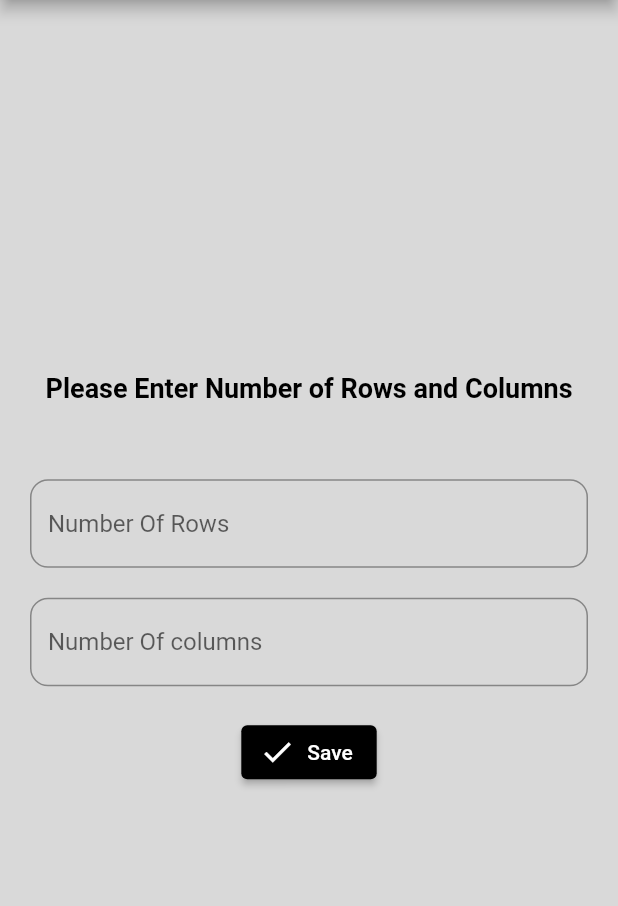
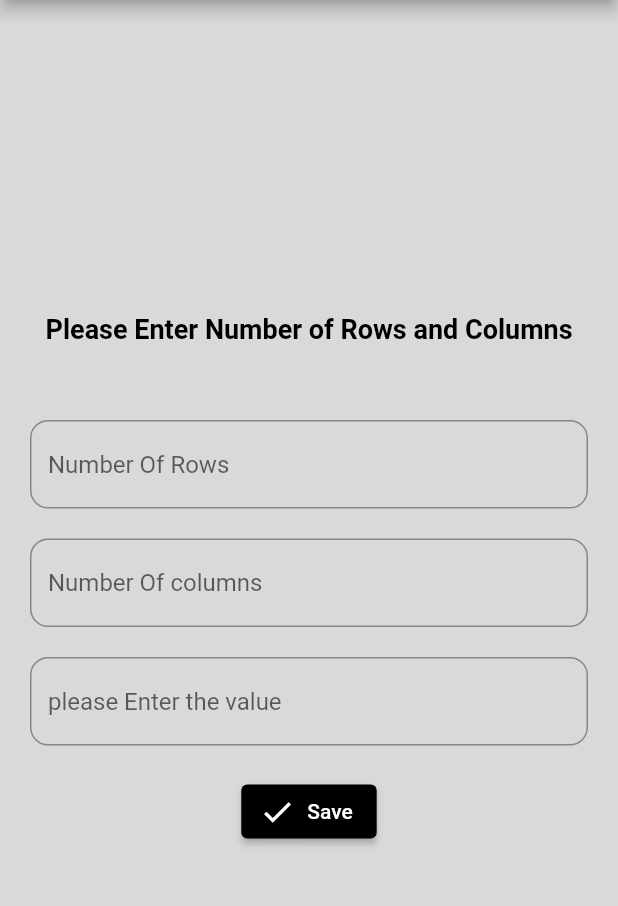
Before and after one commit to JiyadAhammad/mobigic-test, a Flutter app: the screen it shows after launch, on a phone screen of 412 x 824 dp, the part 75-981 px from its top. Run offline on Flutter 3.47's test engine with Material 2 defaults, Android fonts, the phone set to English and light mode, and no system bars; our stand-ins replace get.

Commit message:
value added to grid

```diff
--- a/lib/view/home/home_screen.dart
+++ b/lib/view/home/home_screen.dart
@@ -62,16 +62,16 @@ class HomeScreen extends StatelessWidget {
                   }
                 },
               ),
-              // kheight20,
-              // TextFormWidget(
-              //   hintText: 'please Enter the value',
-              //   controller: valueController,
-              //   validator: (String? value) {
-              //     if (value!.isEmpty) {
-              //       return 'Please Enter value';
-              //     }
-              //   },
-              // ),
+              kheight20,
+              TextFormWidget(
+                hintText: 'please Enter the value',
+                controller: valueController,
+                validator: (String? value) {
+                  if (value!.isEmpty) {
+                    return 'Please Enter value';
+                  }
+                },
+              ),
               kheight20,
               ElevatedButton.icon(
                 style: ElevatedButton.styleFrom(
@@ -80,11 +80,13 @@ class HomeScreen extends StatelessWidget {
                 onPressed: () {
                   log('${rowController.text} this is row');
                   log('${columnController.text} this is column');
+                  log('${valueController.text} this is value');
                   if (formKey.currentState!.validate()) {
                     Get.to(
                       () => ViewScreen(
                         row: rowController.text,
                         column: columnController.text,
+                        value: valueController.text,
                       ),
                     );
                   }
```
Also changed, not shown: lib/view/grid/view_screen.dart (+51 -12 lines).
